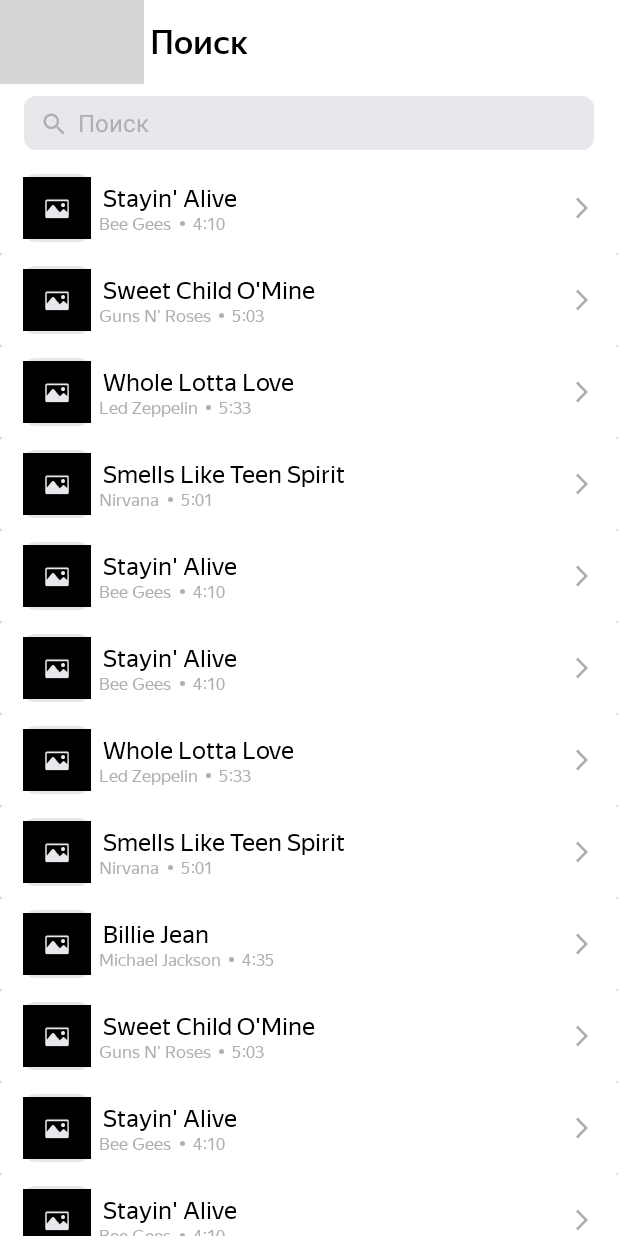
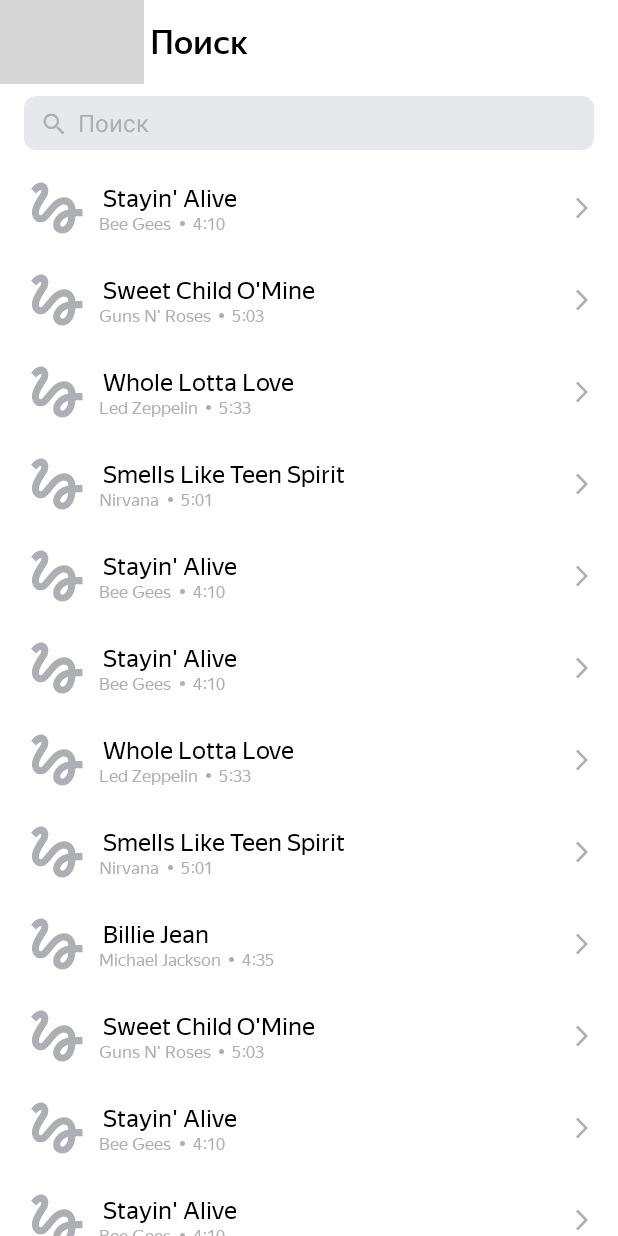
Before and after one commit to ViktoriaDraenkova/PractikumPlaylistMaker, an Android app: the SearchActivity screen opened directly, with no data from a screen before it, on a phone screen of 412 x 824 dp. Run offline under Robolectric (Android 15) with nearby library versions, the light colour scheme and no system bars; pictures from the network do not load; grey boxes are pictures that could not be loaded.

Commit message:
second attempt sprint 10

```diff
--- a/app/src/main/java/com/practicum/appplaylistmaker/MusicViewHolder.kt
+++ b/app/src/main/java/com/practicum/appplaylistmaker/MusicViewHolder.kt
@@ -10,7 +10,7 @@
 import com.bumptech.glide.request.RequestOptions
 import com.practicum.appplaylistmaker.R
 import com.practicum.appplaylistmaker.Track
-
+import com.practicum.appplaylistmaker.dpToPx
 
 
 class MusicViewHolder(itemView: View) : RecyclerView.ViewHolder(itemView) {
@@ -37,8 +37,5 @@
         Glide.with(itemView).load(model.artworkUrl100).error(R.drawable.placeholder)
             .apply(requestOptions).into(soundImage)
     }
-    fun Int.dpToPx(context: Context): Int {
-        val density = context.resources.displayMetrics.density
-        return (this * density).toInt()
-    }
+
 }
--- a/app/src/main/java/com/practicum/appplaylistmaker/Track.kt
+++ b/app/src/main/java/com/practicum/appplaylistmaker/Track.kt
@@ -1,15 +1,8 @@
 package com.practicum.appplaylistmaker;
 
-public class Track {
-    var trackName: String =""
-    var artistName: String=""
-    var trackTime: String=""
-    var artworkUrl100: String =""
-    constructor(trackName: String, artistName: String, trackTime: String, artworkUrl100: String){
-        this.trackName=trackName
-        this.trackTime=trackTime
-        this.artistName=artistName
-        this.artworkUrl100=artworkUrl100
-    }
-
-}
+data class Track(
+    val trackName: String,
+    val artistName: String,
+    val trackTime: String,
+    val artworkUrl100: String
+)
--- /dev/null
+++ b/app/src/main/java/com/practicum/appplaylistmaker/Util.kt
@@ -0,0 +1,8 @@
+package com.practicum.appplaylistmaker
+
+import android.content.Context
+
+fun Int.dpToPx(context: Context): Int {
+    val density = context.resources.displayMetrics.density
+    return (this * density).toInt()
+}
--- a/app/src/main/res/drawable/corner_for_placeholder.xml
+++ b/app/src/main/res/drawable/corner_for_placeholder.xml
@@ -1,6 +1,5 @@
 <?xml version="1.0" encoding="utf-8"?>
 <shape xmlns:android="http://schemas.android.com/apk/res/android"
     android:shape="rectangle" android:padding="10.dp">
-    <solid android:color="@color/light_grey" />
     <corners android:radius="8dp" />
 </shape>
--- a/app/src/main/res/drawable/placeholder.xml
+++ b/app/src/main/res/drawable/placeholder.xml
@@ -1,7 +1,13 @@
-<vector android:height="45dp" android:viewportHeight="747"
-    android:viewportWidth="822" android:width="49.518074dp" xmlns:android="http://schemas.android.com/apk/res/android">
-    <path android:fillColor="#000000"
-        android:pathData="M0,373.5l0,373.5 411,-0 411,-0 0,-373.5 0,-373.5 -411,-0 -411,-0 0,373.5zM545.7,275.4c2.5,1.6 5.1,4.6 6.3,7 2,4.2 2,5.7 2,100.6 0,94.9 0,96.4 -2,100.6 -1.2,2.4 -3.8,5.4 -6.3,7l-4.2,2.9 -130,-0 -130,-0 -4.2,-2.9c-2.5,-1.6 -5.1,-4.6 -6.3,-7 -2,-4.2 -2,-5.7 -2,-100.6 0,-94.9 0,-96.4 2,-100.6 2,-4 7.5,-8.6 11.6,-9.7 1,-0.3 59.7,-0.4 130.4,-0.3l128.5,0.1 4.2,2.9z" android:strokeColor="#00000000"/>
-    <path android:fillColor="#000000"
-        android:pathData="M287.3,354.1l0.2,63 3,-3.3c1.7,-1.8 5.1,-5.8 7.7,-8.8 34.2,-40.1 56.1,-64.9 58.8,-66.8 4,-2.7 9.4,-2.9 13.5,-0.3 1.7,1 10,10.1 18.5,20.2 8.5,10.1 24.6,29.4 35.8,42.8l20.5,24.3 18.1,-18c9.9,-9.8 19.2,-18.7 20.6,-19.6 2.8,-1.9 10.1,-2.1 13.3,-0.5 1.2,0.7 9.4,7.8 18.2,15.8 8.9,8 17,15.4 18.2,16.4l2.1,1.8 0.2,-65 0.1,-65.1 -124.5,-0 -124.5,-0 0.2,63.1zM494.9,315.6c9.1,4.6 15.1,15.3 13.8,24.9 -1.2,8.5 -6.3,15.7 -14.2,19.8 -5.6,3 -16.4,3 -22,-0 -14.2,-7.5 -18,-26.4 -7.7,-38.3 7.8,-9.1 19.6,-11.6 30.1,-6.4z" android:strokeColor="#00000000"/>
+<vector xmlns:android="http://schemas.android.com/apk/res/android"
+    android:width="45dp"
+    android:height="45dp"
+    android:viewportWidth="45"
+    android:viewportHeight="45">
+  <group>
+    <clip-path
+        android:pathData="M0,0h45v45h-45z"/>
+    <path
+        android:pathData="M8.606,12.919C9.919,11.587 11.231,10.387 11.813,10.631C12.75,11.006 11.813,12.563 11.25,13.481C10.781,14.269 5.887,20.775 5.887,25.313C5.887,27.712 6.787,29.7 8.4,30.9C9.806,31.95 11.663,32.269 13.35,31.763C15.356,31.181 17.006,29.138 19.087,26.569C21.356,23.775 24.394,20.119 26.737,20.119C29.794,20.119 29.831,22.013 30.038,23.475C22.95,24.675 19.95,30.356 19.95,33.544C19.95,36.731 22.65,39.338 25.969,39.338C29.025,39.338 34.013,36.844 34.763,27.9H39.375V23.212H34.744C34.463,20.119 32.7,15.337 27.188,15.337C22.969,15.337 19.35,18.919 17.925,20.663C16.837,22.031 14.063,25.313 13.631,25.763C13.163,26.325 12.356,27.337 11.55,27.337C10.706,27.337 10.2,25.781 10.875,23.737C11.531,21.694 13.5,18.375 14.344,17.138C15.806,15 16.781,13.538 16.781,10.988C16.781,6.919 13.706,5.625 12.075,5.625C9.6,5.625 7.444,7.5 6.975,7.969C6.3,8.644 5.737,9.206 5.325,9.712L8.606,12.919ZM26.025,34.781C25.444,34.781 24.638,34.294 24.638,33.431C24.638,32.306 26.006,29.306 30.019,28.256C29.456,33.3 27.337,34.781 26.025,34.781Z"
+        android:fillColor="#AEAFB4"/>
+  </group>
 </vector>
--- a/app/src/main/res/layout/little_music_view.xml
+++ b/app/src/main/res/layout/little_music_view.xml
@@ -1,26 +1,22 @@
-<androidx.cardview.widget.CardView xmlns:android="http://schemas.android.com/apk/res/android"
+<androidx.constraintlayout.widget.ConstraintLayout xmlns:android="http://schemas.android.com/apk/res/android"
     xmlns:app="http://schemas.android.com/apk/res-auto"
     xmlns:tools="http://schemas.android.com/tools"
     android:layout_width="match_parent"
-    android:layout_height="wrap_content"
+    android:layout_height="61dp"
     android:clickable="true"
     android:focusable="true"
     android:foreground="?android:attr/selectableItemBackground"
     app:cardElevation="4dp">
 
-    <androidx.constraintlayout.widget.ConstraintLayout
-        android:layout_width="match_parent"
-        android:layout_height="61dp">
-
     <ImageView
         android:id="@+id/soundImage"
         android:layout_width="45dp"
         android:layout_height="45dp"
-            android:background="@drawable/corner_for_placeholder"
         android:layout_marginStart="15dp"
         android:layout_marginTop="8dp"
         android:layout_marginEnd="8dp"
         android:layout_marginBottom="8dp"
+        android:background="@drawable/corner_for_placeholder"
         app:layout_constraintBottom_toBottomOf="parent"
         app:layout_constraintStart_toStartOf="parent"
         app:layout_constraintTop_toTopOf="parent" />
@@ -31,15 +27,15 @@
         android:layout_height="wrap_content"
         android:layout_marginStart="8dp"
         android:layout_marginTop="6dp"
+        android:ellipsize="end"
+        android:ems="16"
         android:fontFamily="@font/ys_text_regular"
-            android:text="Хомяк Добряк"
         android:maxLines="1"
-            android:ems = "16"
-            android:ellipsize="end"
         android:textColor="@color/day_black_night_white"
         android:textSize="16sp"
         app:layout_constraintStart_toEndOf="@+id/soundImage"
-            app:layout_constraintTop_toTopOf="@+id/soundImage" />
+        app:layout_constraintTop_toTopOf="@+id/soundImage"
+        tools:text="Название трека" />
 
     <LinearLayout
         android:layout_width="match_parent"
@@ -52,10 +48,9 @@
             android:layout_width="wrap_content"
             android:layout_height="wrap_content"
             android:fontFamily="@font/ys_text_regular"
+            android:textColor="@color/day_gray_night_white"
             android:textSize="11sp"
-                android:textColor="@color/day_gray_night_white"
-
-                android:text="Текст новости" />
+            tools:text="Исполнитель" />
 
         <ImageView
             android:id="@+id/sourceImage"
@@ -66,32 +61,31 @@
             android:layout_marginEnd="5dp"
             android:layout_marginBottom="5dp"
             android:background="?attr/selectableItemBackgroundBorderless"
-                android:src="@drawable/circle_delimiter"
-                />
+            android:src="@drawable/circle_delimiter" />
 
         <TextView
             android:id="@+id/soundDuration"
             android:layout_width="wrap_content"
             android:layout_height="wrap_content"
             android:fontFamily="@font/ys_text_regular"
+            android:textColor="@color/day_gray_night_white"
             android:textSize="11sp"
-                android:textColor="@color/day_gray_night_white"
-                android:text="Время" />
+            tools:text="Время" />
     </LinearLayout>
+
     <ImageButton
         android:id="@+id/sourceImage3"
         android:layout_width="wrap_content"
+        android:layout_height="wrap_content"
         android:layout_marginLeft="20dp"
-            android:layout_height="wrap_content"
+        android:layout_marginRight="12dp"
         android:background="?attr/selectableItemBackgroundBorderless"
+        android:contentDescription="TODO"
         android:src="@drawable/to_go_listen_button"
-            tools:ignore="MissingConstraints"
+        app:layout_constraintBottom_toBottomOf="parent"
         app:layout_constraintEnd_toEndOf="parent"
         app:layout_constraintTop_toTopOf="parent"
-            android:layout_marginRight="12dp"
-            app:layout_constraintBottom_toBottomOf="parent"
 
 
-            android:contentDescription="TODO" />
+        tools:ignore="MissingConstraints" />
 </androidx.constraintlayout.widget.ConstraintLayout>
-</androidx.cardview.widget.CardView>
```
Lines whose indentation alone changed are shown as unchanged.
